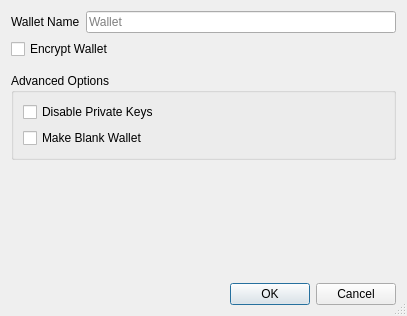
This is src/qt/forms/createwalletdialog.ui in UdjinM6/dash_unforked as Qt 5 draws it before an edit. The edited form follows.
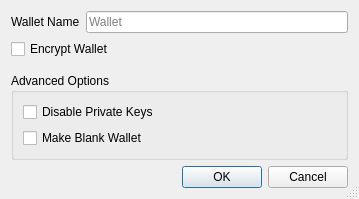
This is the edited form.

Commit message: fix: set CreateWalletDialog size via css

```diff
--- a/src/qt/forms/createwalletdialog.ui
+++ b/src/qt/forms/createwalletdialog.ui
@@ -2,14 +2,6 @@
 <ui version="4.0">
  <class>CreateWalletDialog</class>
  <widget class="QDialog" name="CreateWalletDialog">
-  <property name="geometry">
-   <rect>
-    <x>0</x>
-    <y>0</y>
-    <width>407</width>
-    <height>316</height>
-   </rect>
-  </property>
   <property name="windowTitle">
    <string>Create Wallet</string>
   </property>
```
The commit also changes 1 other file.
